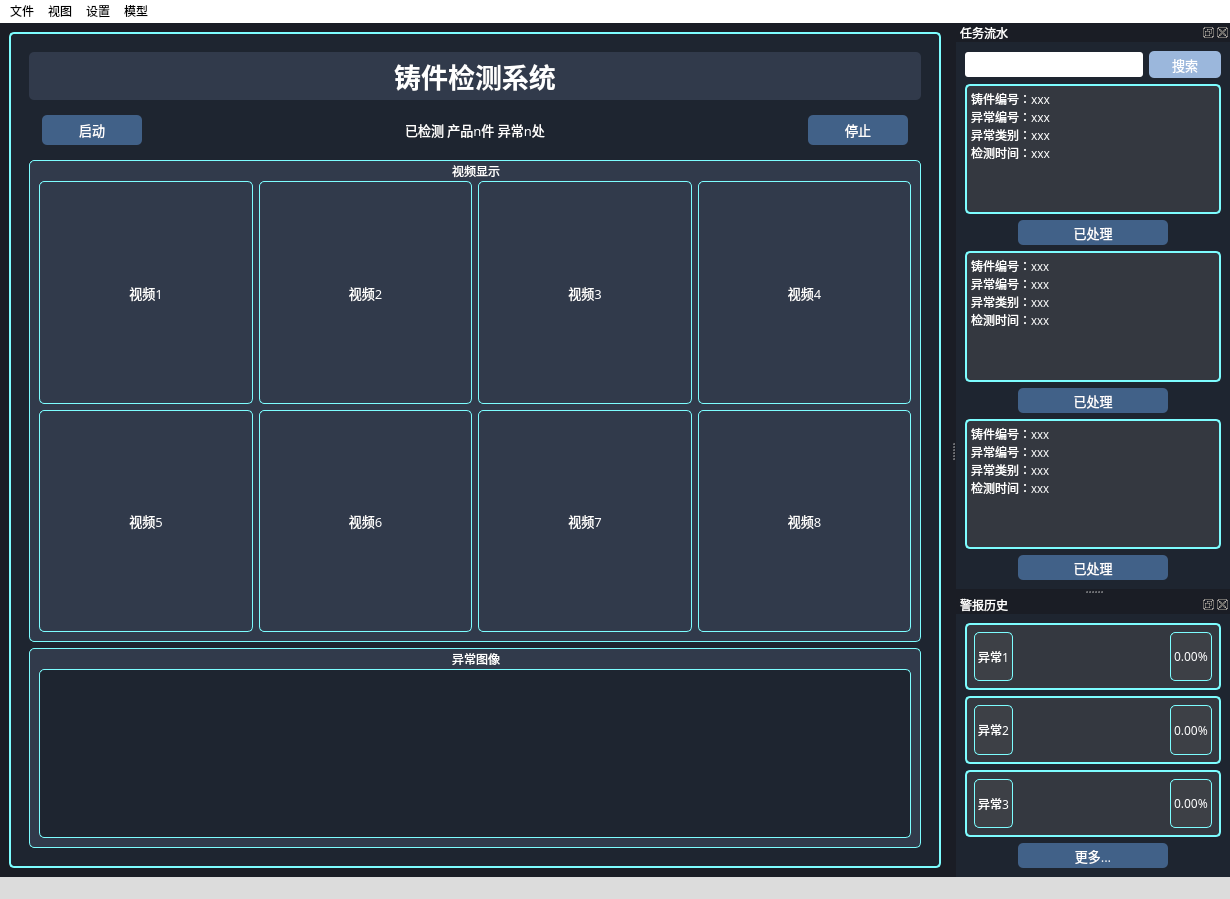
bwj124/UI, file last.ui: the form before one commit.
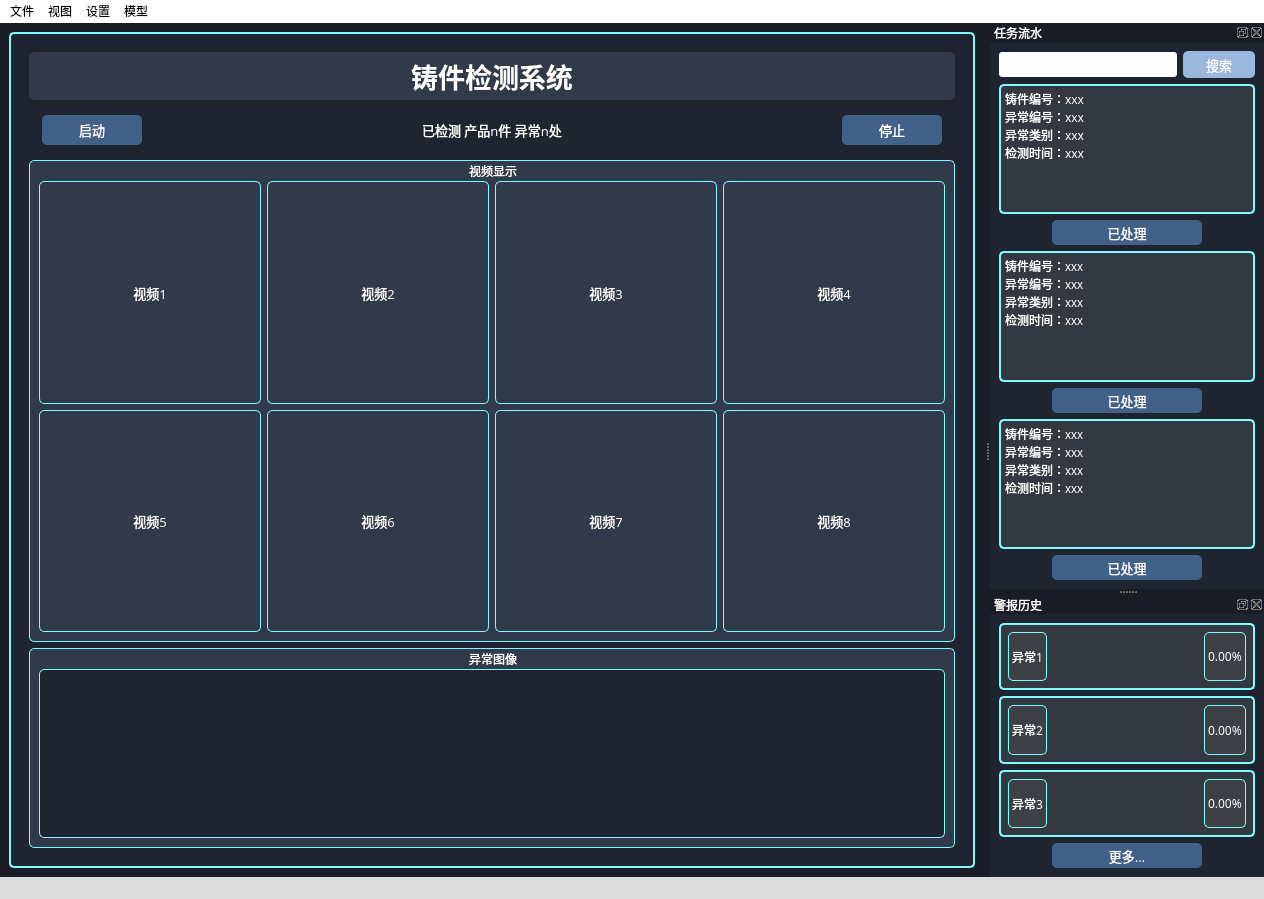
The form after the commit. The open tabs and pages were chosen to show the change.

```diff
--- a/last.ui
+++ b/last.ui
@@ -6,7 +6,7 @@
    <rect>
     <x>0</x>
     <y>0</y>
-    <width>1230</width>
+    <width>1264</width>
     <height>899</height>
    </rect>
   </property>
@@ -1448,7 +1448,7 @@
     <rect>
      <x>0</x>
      <y>0</y>
-     <width>1230</width>
+     <width>1264</width>
      <height>21</height>
     </rect>
    </property>
```
Left out of the diff: 2 changed lines with no effect on the pictures.
